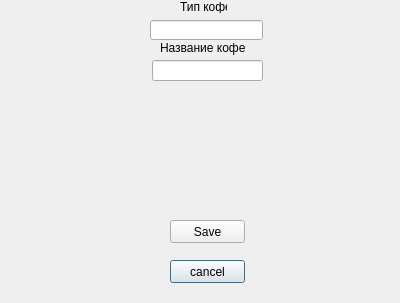
Above: addEditCoffeeForm.ui from EgorKreep88/coffee before the change. Below: the same form after it.
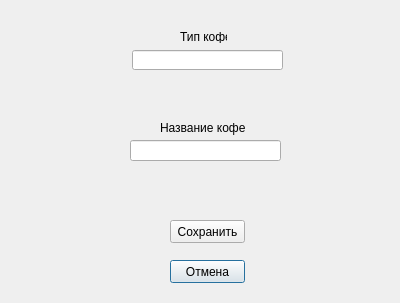
That is the form after the change.

Patch:
```diff
--- a/addEditCoffeeForm.ui
+++ b/addEditCoffeeForm.ui
@@ -16,9 +16,9 @@
   <widget class="QLineEdit" name="lineEditCoffeeName">
    <property name="geometry">
     <rect>
-     <x>152</x>
-     <y>60</y>
-     <width>111</width>
+     <x>130</x>
+     <y>140</y>
+     <width>151</width>
      <height>21</height>
     </rect>
    </property>
@@ -33,15 +33,15 @@
     </rect>
    </property>
    <property name="text">
-    <string>cancel</string>
+    <string>Отмена</string>
    </property>
   </widget>
   <widget class="QLineEdit" name="lineEditCoffeeType">
    <property name="geometry">
     <rect>
-     <x>150</x>
-     <y>20</y>
-     <width>113</width>
+     <x>132</x>
+     <y>50</y>
+     <width>151</width>
      <height>20</height>
     </rect>
    </property>
@@ -56,14 +56,14 @@
     </rect>
    </property>
    <property name="text">
-    <string>Save</string>
+    <string>Сохранить</string>
    </property>
   </widget>
   <widget class="QLabel" name="label">
    <property name="geometry">
     <rect>
      <x>180</x>
-     <y>0</y>
+     <y>30</y>
      <width>47</width>
      <height>13</height>
     </rect>
@@ -76,7 +76,7 @@
    <property name="geometry">
     <rect>
      <x>160</x>
-     <y>40</y>
+     <y>120</y>
      <width>121</width>
      <height>16</height>
     </rect>
```
